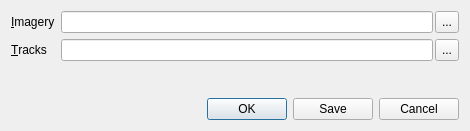
Kitware/vivia, file Applications/VpView/vpProjectEditor.ui: the form before one commit.
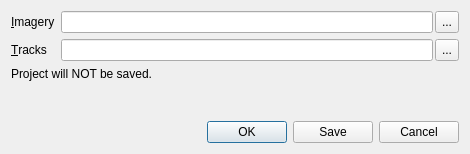
The form after the commit. Icons and pictures are not drawn.

Commit message:
Add 'saved where' label to project editor
Add a label to vpProjectEditor that describes whether the project will
be saved on acceptance of the dialog, and if so, to what location. This
should help clarify that the project is not saved immediately on
selecting the location, as well as provide an additional reminder when
the project will not be saved.

The edit to the form file:
```diff
--- a/Applications/VpView/vpProjectEditor.ui
+++ b/Applications/VpView/vpProjectEditor.ui
@@ -7,13 +7,16 @@
     <x>0</x>
     <y>0</y>
     <width>463</width>
-    <height>131</height>
+    <height>154</height>
    </rect>
   </property>
   <property name="windowTitle">
    <string>Configure - VisGUI View</string>
   </property>
   <layout class="QFormLayout" name="formLayout">
+   <property name="sizeConstraint">
+    <enum>QLayout::SetMinimumSize</enum>
+   </property>
    <item row="0" column="0">
     <widget class="QLabel" name="datasetLabel">
      <property name="toolTip">
@@ -106,6 +109,16 @@
     </layout>
    </item>
    <item row="2" column="0" colspan="2">
+    <widget class="QLabel" name="saveInfo">
+     <property name="text">
+      <string>Project will NOT be saved.</string>
+     </property>
+     <property name="wordWrap">
+      <bool>true</bool>
+     </property>
+    </widget>
+   </item>
+   <item row="3" column="0" colspan="2">
     <spacer name="verticalSpacer">
      <property name="orientation">
       <enum>Qt::Vertical</enum>
@@ -113,12 +126,12 @@
      <property name="sizeHint" stdset="0">
       <size>
        <width>448</width>
-       <height>1</height>
+       <height>2000000000</height>
       </size>
      </property>
     </spacer>
    </item>
-   <item row="3" column="0" colspan="2">
+   <item row="4" column="0" colspan="2">
     <widget class="QDialogButtonBox" name="buttons">
      <property name="orientation">
       <enum>Qt::Horizontal</enum>
```
The commit also changes 1 other file.
